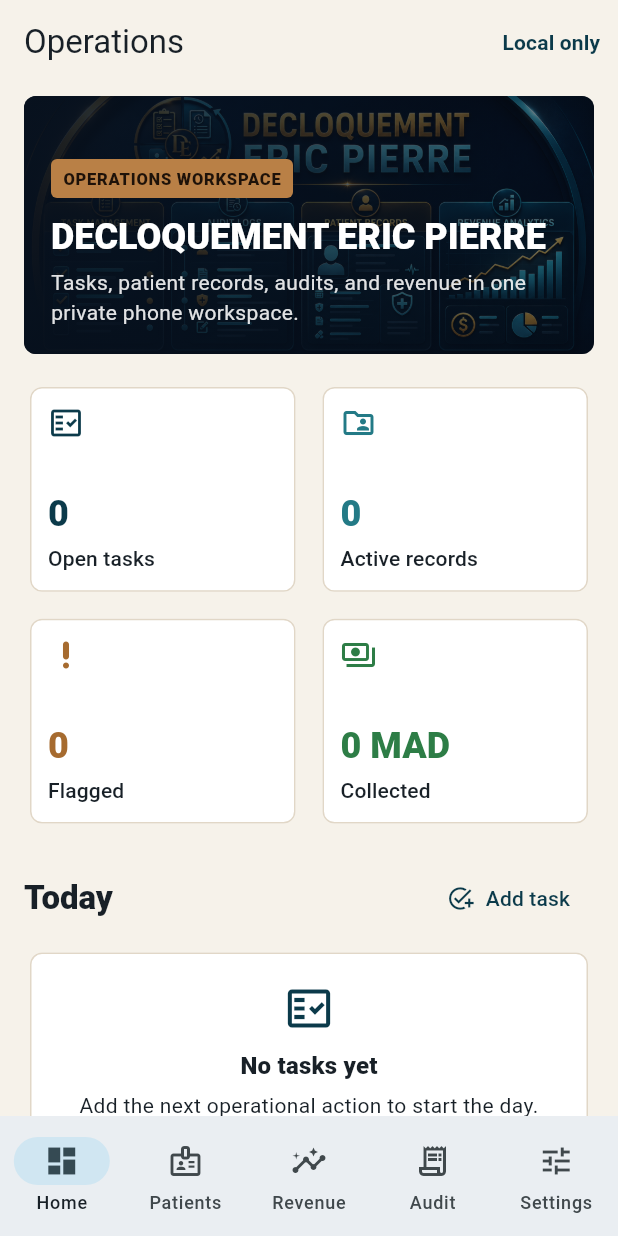
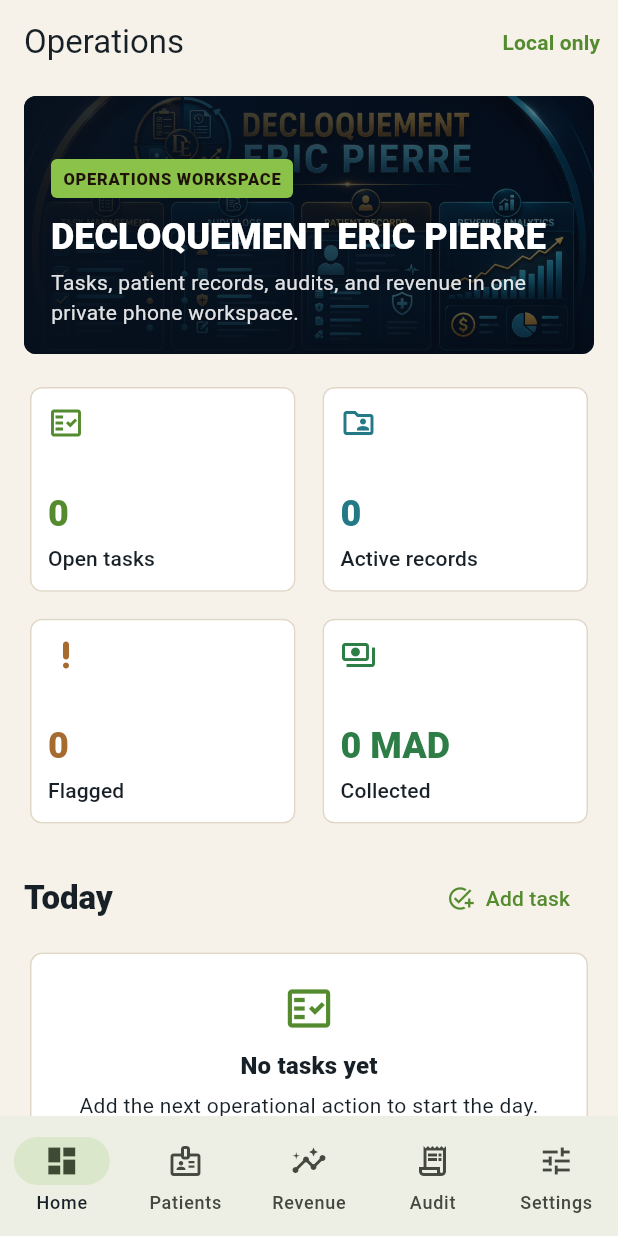
Before and after one commit to EOOrga/68d9d11e1299230338f3737d, a Flutter app: the screen it shows after launch, on a phone screen of 412 x 824 dp. Run offline on Flutter 3.47's test engine with Material 3 defaults, Android fonts, the phone set to English and light mode, and no system bars; our stand-ins replace shared_preferences.

Commit message:
Create Flutter variant com.bib.decloquement

```diff
--- a/lib/main.dart
+++ b/lib/main.dart
@@ -15,8 +15,8 @@ class DeploOperationsApp extends StatelessWidget {
 
   @override
   Widget build(BuildContext context) {
-    const primary = Color(0xFF0B3A4A);
-    const secondary = Color(0xFFB98046);
+    const primary = Color(0xFF558B2F);
+    const secondary = Color(0xFF8BC34A);
     const surface = Color(0xFFF6F2EA);
 
     final scheme =
--- a/pubspec.yaml
+++ b/pubspec.yaml
@@ -1,4 +1,4 @@
-name: decloquement_eric_pierre
+name: decloquement
 description: "A local operations workspace for tasks, patient records, audits, and revenue tracking."
 publish_to: 'none'
 
@@ -28,4 +28,6 @@ flutter_launcher_icons:
   android: true
   ios: false
   image_path: "docs/icon.png"
+  adaptive_icon_foreground: docs/icon.png
+  adaptive_icon_background: "#1565C0"
   min_sdk_android: 23
```
Also changed, not shown: docs/icon.png, 11 other files.
